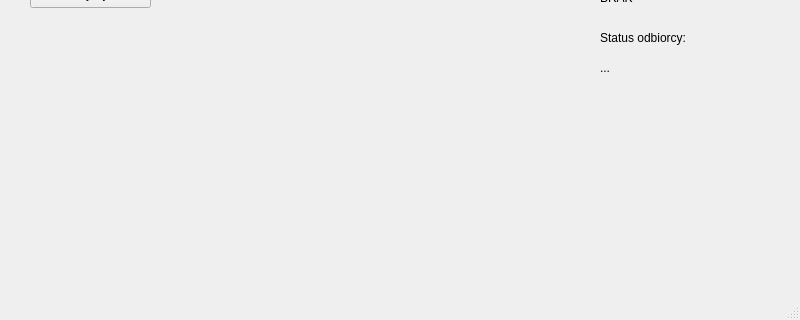
Before: the Qt Designer form Code/Messenger/mainwindow.ui in szymonpolitowski/WAT_PRAP_Messenger, drawn with Qt 5; both pictures show x 0 to 800 and y 280 to 600 of the 800 by 600 pixel window.
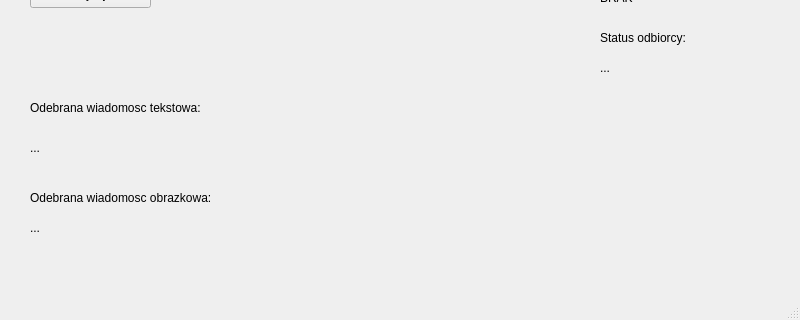
After: the same form once the commit is applied.

Commit message: Dodano to gui mozliwosc wyswietlania wiadomosci przychodzacych

```diff
--- a/Code/Messenger/mainwindow.ui
+++ b/Code/Messenger/mainwindow.ui
@@ -197,6 +197,58 @@
      <string>...</string>
     </property>
    </widget>
+   <widget class="QLabel" name="label_receivedTextMessageLabel">
+    <property name="geometry">
+     <rect>
+      <x>30</x>
+      <y>380</y>
+      <width>201</width>
+      <height>16</height>
+     </rect>
+    </property>
+    <property name="text">
+     <string>Odebrana wiadomosc tekstowa:</string>
+    </property>
+   </widget>
+   <widget class="QLabel" name="label_receivedTextMessage">
+    <property name="geometry">
+     <rect>
+      <x>30</x>
+      <y>420</y>
+      <width>751</width>
+      <height>16</height>
+     </rect>
+    </property>
+    <property name="text">
+     <string>...</string>
+    </property>
+   </widget>
+   <widget class="QLabel" name="label_receivedImageMessageLabel">
+    <property name="geometry">
+     <rect>
+      <x>30</x>
+      <y>470</y>
+      <width>211</width>
+      <height>16</height>
+     </rect>
+    </property>
+    <property name="text">
+     <string>Odebrana wiadomosc obrazkowa:</string>
+    </property>
+   </widget>
+   <widget class="QLabel" name="label_receivedImageMessage">
+    <property name="geometry">
+     <rect>
+      <x>30</x>
+      <y>500</y>
+      <width>751</width>
+      <height>16</height>
+     </rect>
+    </property>
+    <property name="text">
+     <string>...</string>
+    </property>
+   </widget>
   </widget>
   <widget class="QMenuBar" name="menubar">
    <property name="geometry">
```
The commit also changes 1 other file.
